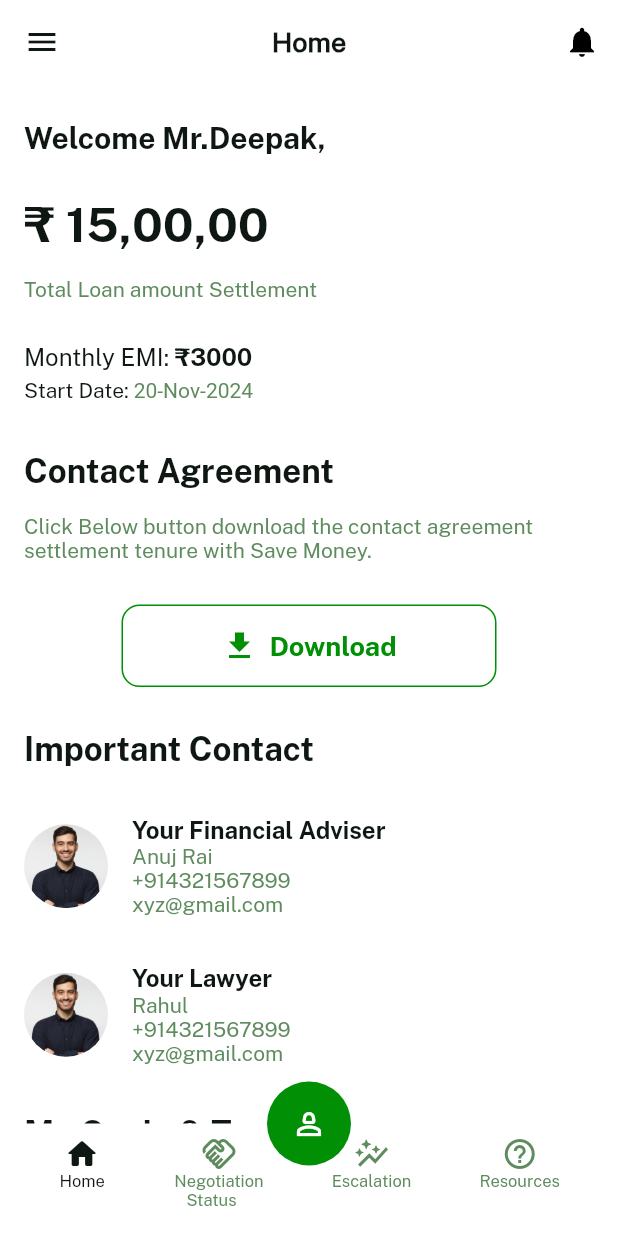
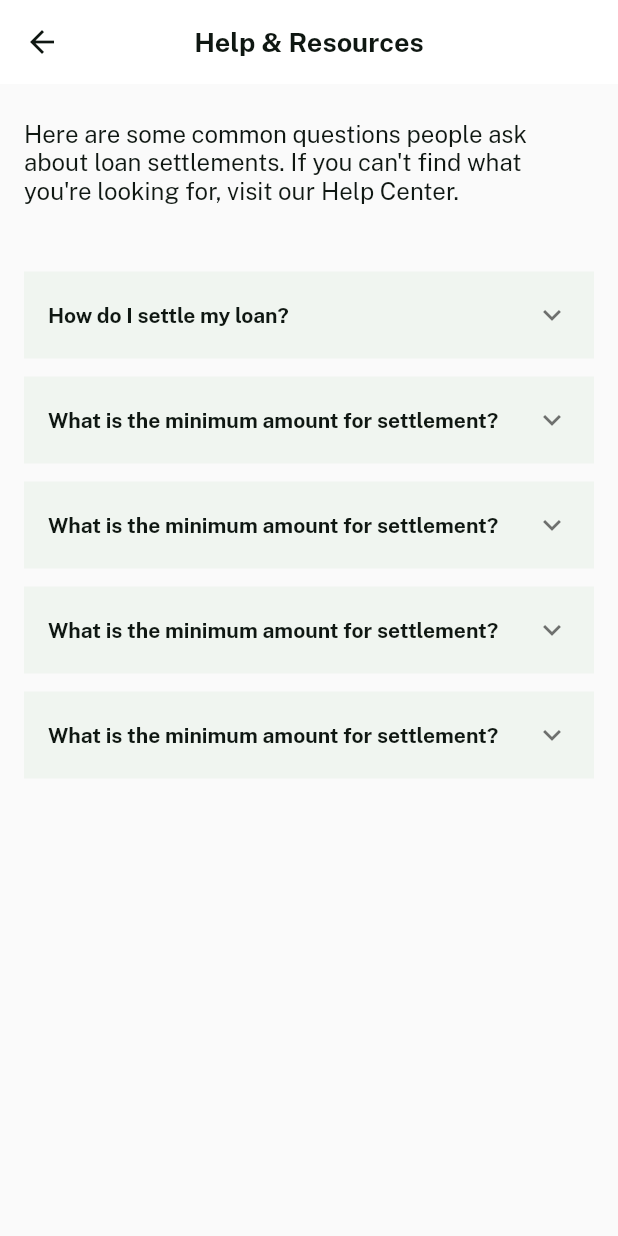
Before and after one commit to Anuj-Rai12/settle_loan, a Flutter app: the MainActivity screen opened by its route, in the side drawer, after a tap on "Help & Resource", on a phone screen of 412 x 824 dp. Run offline on Flutter 3.47's test engine with Material 2 defaults, Android fonts, the phone set to English and light mode, and no system bars; our stand-ins replace percent_indicator.

Commit message:
Added the HelpAndResource.dart section status:Successfully

```diff
--- /dev/null
+++ b/lib/domain/model/HelpAndResource.dart
@@ -0,0 +1,31 @@
+class HelpAndResource {
+  String title;
+  String desc;
+  bool isExpaned = false;
+
+  HelpAndResource(
+      {required this.title, required this.desc, this.isExpaned = false});
+
+  static List<HelpAndResource> ls = [
+    HelpAndResource(
+        title: "How do I settle my loan?",
+        desc:
+            "Settling your loan is easy! You can pay using any of the following methods: ACH transfer, Wire transfer, or check. Please allow at least 3-5 business days for your payment to post."),
+    HelpAndResource(
+        title: "What is the minimum amount for settlement?",
+        desc:
+            "Settling your loan is easy! You can pay using any of the following methods: ACH transfer, Wire transfer, or check. Please allow at least 3-5 business days for your payment to post."),
+    HelpAndResource(
+        title: "What is the minimum amount for settlement?",
+        desc:
+            "Settling your loan is easy! You can pay using any of the following methods: ACH transfer, Wire transfer, or check. Please allow at least 3-5 business days for your payment to post."),
+    HelpAndResource(
+        title: "What is the minimum amount for settlement?",
+        desc:
+            "Settling your loan is easy! You can pay using any of the following methods: ACH transfer, Wire transfer, or check. Please allow at least 3-5 business days for your payment to post."),
+    HelpAndResource(
+        title: "What is the minimum amount for settlement?",
+        desc:
+            "Settling your loan is easy! You can pay using any of the following methods: ACH transfer, Wire transfer, or check. Please allow at least 3-5 business days for your payment to post."),
+  ];
+}
--- a/lib/main.dart
+++ b/lib/main.dart
@@ -6,6 +6,7 @@ import 'package:loansettle/presentaion/ui/ComplaintAgainstRecoveryAgent.dart';
 import 'package:loansettle/presentaion/ui/ContactUsScreen.dart';
 import 'package:loansettle/presentaion/ui/EscalationScreen.dart';
 import 'package:loansettle/presentaion/ui/ForgetPasswordScreen.dart';
+import 'package:loansettle/presentaion/ui/HelpAndResources.dart';
 import 'package:loansettle/presentaion/ui/HomeScreen.dart';
 import 'package:loansettle/presentaion/ui/IncreaseCiblScore.dart';
 import 'package:loansettle/presentaion/ui/IntimationDocument.dart';
@@ -63,6 +64,7 @@ Future<void> main() async {
       "/escalation": (context) => const EscalationScreen(),
       "/ciblScore": (context) => const IncreaseCIBLScore(),
       "/anyTimeLawyer": (context) => const AnyTimeLawyer(),
+      "/help&Resource": (context) => const HomeAndResources(),
     },
   ));
 }
--- /dev/null
+++ b/lib/presentaion/ui/HelpAndResources.dart
@@ -0,0 +1,89 @@
+import 'package:flutter/material.dart';
+import 'package:loansettle/domain/model/HelpAndResource.dart';
+
+import '../../values/color/Colors.dart';
+import '../../values/fonts/Fonts.dart';
+
+class HomeAndResources extends StatefulWidget {
+  const HomeAndResources({super.key});
+
+  @override
+  State<HomeAndResources> createState() => _HomeAndResourcesState();
+}
+
+class _HomeAndResourcesState extends State<HomeAndResources> {
+  @override
+  Widget build(BuildContext context) {
+    return SafeArea(
+        child: Scaffold(
+      appBar: AppBar(
+          elevation: 0,
+          backgroundColor: Colors.white,
+          iconTheme: const IconThemeData(color: Color(textColor)),
+          title: const Text("Help & Resources",
+              textAlign: TextAlign.center,
+              style: TextStyle(
+                  color: Color(textColor),
+                  fontSize: 18,
+                  fontWeight: FontWeight.bold,
+                  fontFamily: publicSansBold)),
+          centerTitle: true),
+      body: SingleChildScrollView(
+        child: Column(
+          children: [
+            Container(
+              margin: const EdgeInsets.only(top: 20),
+              padding:
+                  const EdgeInsets.only(top: 4, left: 16, right: 16, bottom: 4),
+              child: const Text(
+                "Here are some common questions people ask about loan settlements. If you can't find what you're looking for, visit our Help Center.",
+                style: TextStyle(
+                  color: Color(textColor),
+                  fontSize: 16,
+                  fontFamily: publicSansReg,
+                ),
+              ),
+            ),
+            Container(
+                padding: const EdgeInsets.only(
+                    left: 16, right: 16, bottom: 16, top: 16),
+                margin: const EdgeInsets.only(top: 12),
+                child: helpAndResourceAdaptor(HelpAndResource.ls, context))
+          ],
+        ),
+      ),
+    ));
+  }
+
+  Widget helpAndResourceAdaptor(
+      List<HelpAndResource> arr, BuildContext context) {
+    return ListView.builder(
+      itemBuilder: (context, pos) {
+        var data = arr[pos];
+        return Container(
+            color: const Color(editTextBg),
+            margin: const EdgeInsets.only(top: 12),
+            child: ExpansionTile(
+              backgroundColor: const Color(editTextBg),
+              title: Text(data.title,
+                  style: const TextStyle(
+                      fontFamily: publicSansBold,
+                      fontSize: 14,
+                      color: Color(textColor))),
+              children: [
+                ListTile(
+                    title: Text(data.desc,
+                        style: const TextStyle(
+                            fontSize: 14,
+                            fontFamily: publicSansReg,
+                            color: Color(editTextColor)))),
+                const SizedBox(height: 15)
+              ],
+            ));
+      },
+      shrinkWrap: true,
+      physics: const ClampingScrollPhysics(),
+      itemCount: arr.length,
+    );
+  }
+}
--- a/lib/presentaion/ui/MainActvitiy.dart
+++ b/lib/presentaion/ui/MainActvitiy.dart
@@ -1,8 +1,7 @@
 import 'package:flutter/material.dart';
 import 'package:loansettle/presentaion/ui/EscalationScreen.dart';
-import 'package:loansettle/presentaion/ui/MylawyerScreen.dart';
 import 'package:loansettle/presentaion/ui/NegoatationScreen.dart';
-import 'package:loansettle/presentaion/ui/ResourceScreen.dart';
+import 'package:loansettle/presentaion/ui/HelpAndResources.dart';
 import 'package:loansettle/utils/FilesUtils.dart';
 import 'package:loansettle/values/color/Colors.dart';
 import 'package:loansettle/values/fonts/Fonts.dart';
@@ -20,7 +19,7 @@ class _MainActivityState extends State<MainActivity> {
     const HomeScreen(),
     const NegotiationScreen(),
     const EscalationScreen(),
-    const ResourceScreen()
+    const HomeAndResources()
   ];
 
   var _pageIndex = 0;
--- a/lib/presentaion/ui/ResourceScreen.dart
+++ /dev/null
@@ -1,21 +0,0 @@
-
-
-import 'package:flutter/material.dart';
-
-class ResourceScreen extends StatefulWidget {
-  const ResourceScreen({super.key});
-
-  @override
-  State<ResourceScreen> createState() => _ResourceState();
-}
-
-class _ResourceState extends State<ResourceScreen> {
-  @override
-  Widget build(BuildContext context) {
-    return const SafeArea(child: Scaffold(
-      body: Center(
-        child: Text("Working on Resource"),
-      ),
-    ));
-  }
-}
--- a/lib/values/menu/HomeDrawerMenu.dart
+++ b/lib/values/menu/HomeDrawerMenu.dart
@@ -112,6 +112,7 @@ Drawer homeNavigationDrawer(BuildContext context) {
           focusColor: const Color(editTextBg),
           onTap: () {
             Navigator.pop(context);
+            context.goToNextScreen("/help&Resource");
           },
         ),
         ListTile(
```
